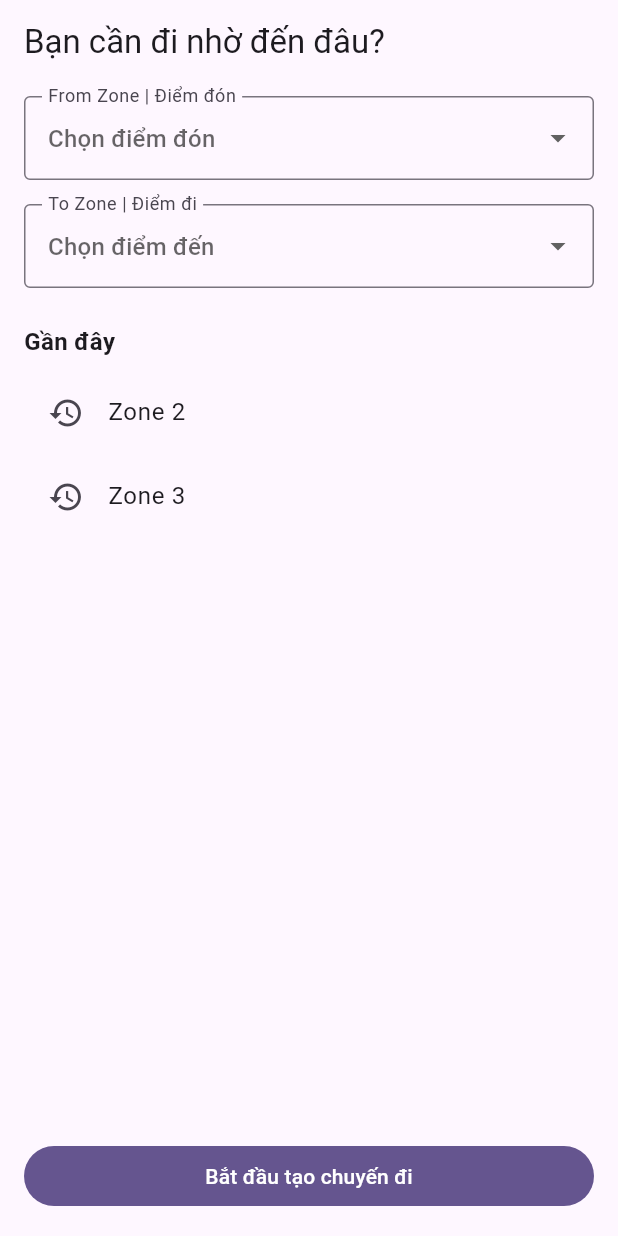
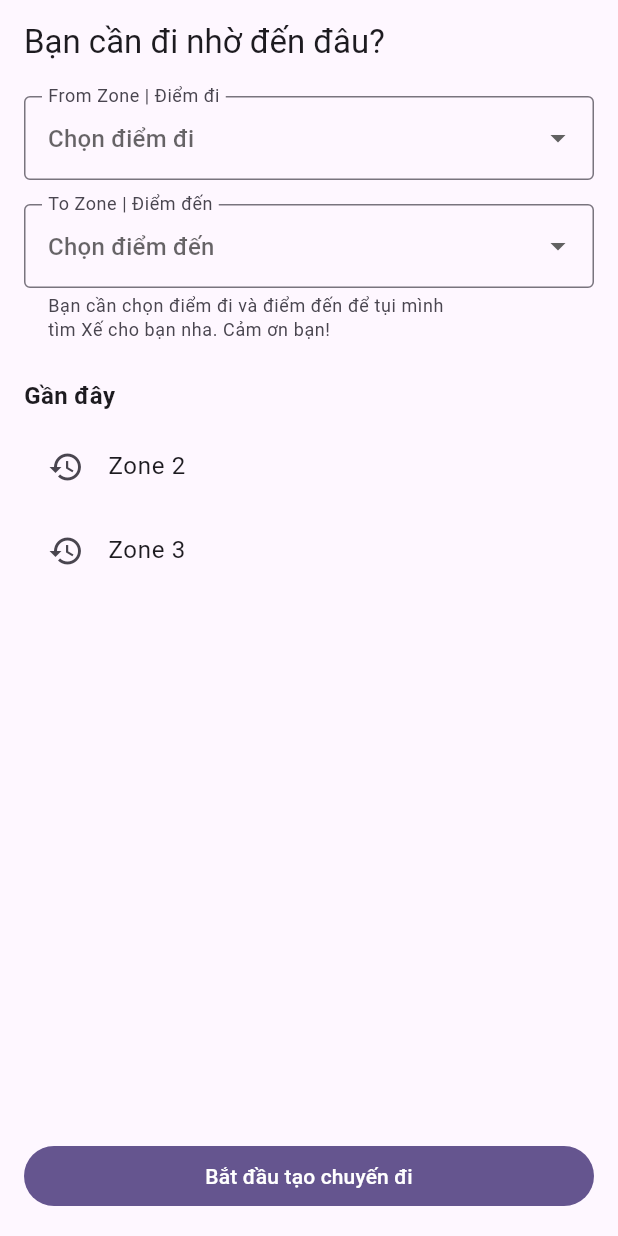
Before and after one commit to thienhdbse170185/F-Journey.Mobile, a Flutter app: the TripDestinationWidget screen opened by its route, on a phone screen of 412 x 824 dp. Run offline on Flutter 3.47's test engine with Material 3 defaults, Android fonts, the phone set to English and light mode, and no system bars; our stand-ins replace bloc, dio, dotted_border, firebase_auth, firebase_core, flutter_bloc and 9 more; accounts and stored records are empty.

Commit message:
Refactor trip destination screen to update zone selection labels

```diff
--- a/lib/features/trip/widgets/passenger/trip_dest.dart
+++ b/lib/features/trip/widgets/passenger/trip_dest.dart
@@ -28,8 +28,8 @@ class _TripDestinationWidgetState extends State<TripDestinationWidget> {
             const SizedBox(height: 8),
             DropdownButtonFormField<String>(
               decoration: const InputDecoration(
-                labelText: "From Zone | Điểm đón",
-                hintText: "Chọn điểm đón",
+                labelText: "From Zone | Điểm đi",
+                hintText: "Chọn điểm đi",
                 border: OutlineInputBorder(),
               ),
               value: fromZone,
@@ -48,8 +48,10 @@ class _TripDestinationWidgetState extends State<TripDestinationWidget> {
             const SizedBox(height: 16),
             DropdownButtonFormField<String>(
               decoration: const InputDecoration(
-                labelText: "To Zone | Điểm đi",
+                labelText: "To Zone | Điểm đến",
                 hintText: "Chọn điểm đến",
+                helperText:
+                    "Bạn cần chọn điểm đi và điểm đến để tụi mình \ntìm Xế cho bạn nha. Cảm ơn bạn!",
                 border: OutlineInputBorder(),
               ),
               value: toZone,
```
